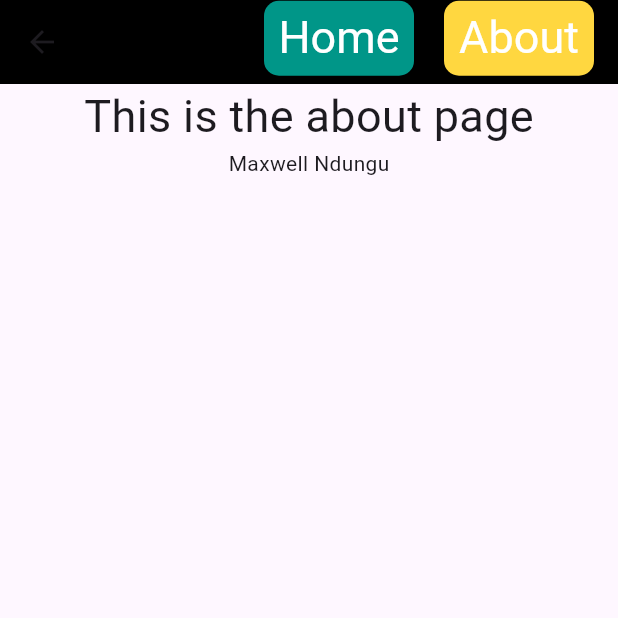
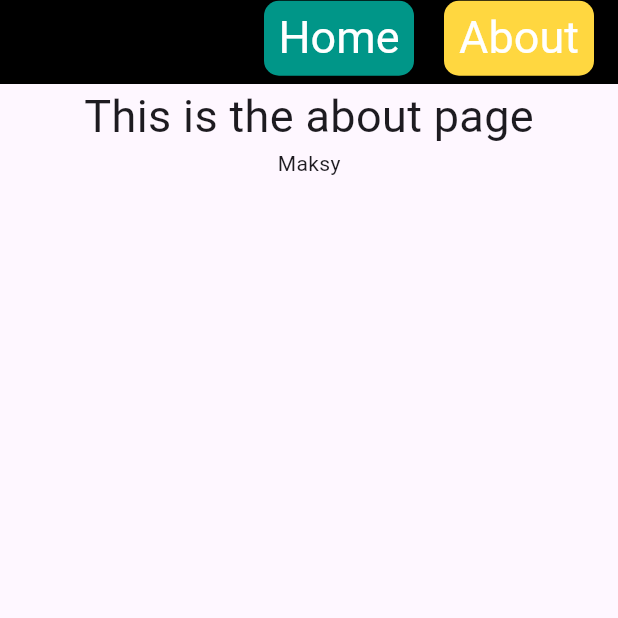
Before and after one commit to Maxwell-016/screen_navigation, a Flutter app: the screen it shows after launch, after a tap on "About", on a phone screen of 412 x 824 dp, the top half of it. Run offline on Flutter 3.47's test engine with Material 3 defaults, Android fonts, the phone set to English and light mode, and no system bars; our stand-ins replace go_router.

```diff
--- a/lib/main.dart
+++ b/lib/main.dart
@@ -1,6 +1,7 @@
 import 'package:flutter/material.dart';
-import 'package:screen_navigation/routes.dart';
+import 'package:go_router/go_router.dart';
 import 'package:screen_navigation/screen_1.dart';
+import 'package:screen_navigation/screen_2.dart';
 
 void main() {
   runApp(const MyApp());
@@ -12,11 +13,25 @@ class MyApp extends StatelessWidget {
   // This widget is the root of your application.
   @override
   Widget build(BuildContext context) {
-    return MaterialApp(
+    return MaterialApp.router(
+      routerConfig: router,
+
       debugShowCheckedModeBanner: false,
-      onGenerateRoute: (route)=> Routes.routeMaker(route),
-      home: Screen1(),
+      //onGenerateRoute: (route)=> Routes.routeMaker(route),
+      //home: Screen1(),
 
     );
   }
 }
+  GoRouter router=GoRouter(
+      routes:[
+        GoRoute(
+          path: "/",
+          builder: (context,state)=>const Screen1(),
+        ),
+        GoRoute(
+          path: "/about",
+          builder: (context,state)=>const Screen2(name: "Maksy",),
+        )
+      ]
+  );
--- a/lib/screen_1.dart
+++ b/lib/screen_1.dart
@@ -1,5 +1,6 @@
 import 'package:flutter/cupertino.dart';
 import 'package:flutter/material.dart';
+import 'package:go_router/go_router.dart';
 
 class Screen1 extends StatefulWidget {
   const Screen1({super.key});
@@ -21,7 +22,8 @@ class _Screen1State extends State<Screen1> {
               children: [
                 GestureDetector(
                   onTap: (){
-                    Navigator.of(context).pushNamed('/');
+                    //Navigator.of(context).pushNamed('/');
+                    context.go("/");
                   },
 
                   child: Container(
@@ -45,7 +47,8 @@ class _Screen1State extends State<Screen1> {
                 const SizedBox(width: 20.0,),
                 GestureDetector(
                   onTap: (){
-                    Navigator.of(context).pushNamed('/about',arguments: name);
+                    //Navigator.of(context).pushNamed('/about',arguments: name);
+                    context.go("/about");
                   },
 
                   child: Container(
--- a/pubspec.yaml
+++ b/pubspec.yaml
@@ -30,6 +30,7 @@ environment:
 dependencies:
   flutter:
     sdk: flutter
+  go_router: ^14.2.1
 
 
   # The following adds the Cupertino Icons font to your application.
```
Also changed, not shown: lib/screen_2.dart (+5 -2 lines), pubspec.lock.
